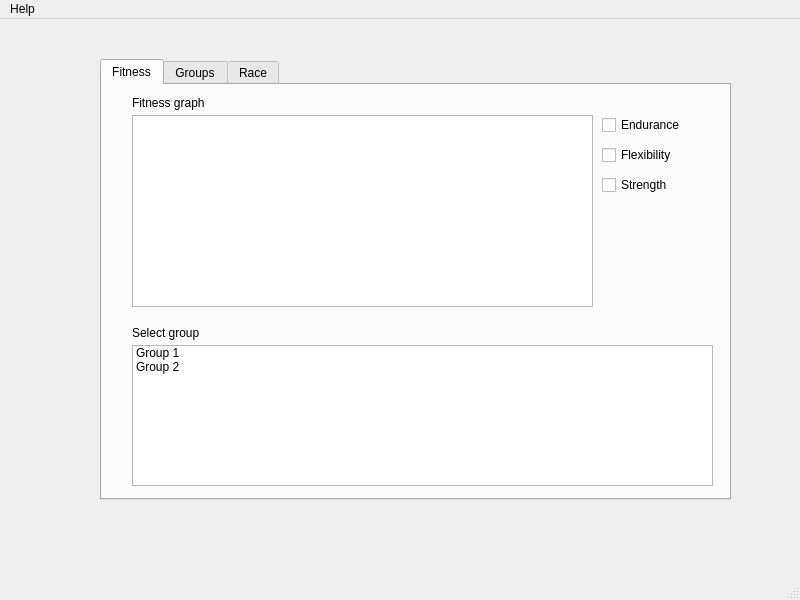
This is GUI/main.ui in jpvanhal/Social-Sports as Qt 5 draws it before an edit. The edited form follows.
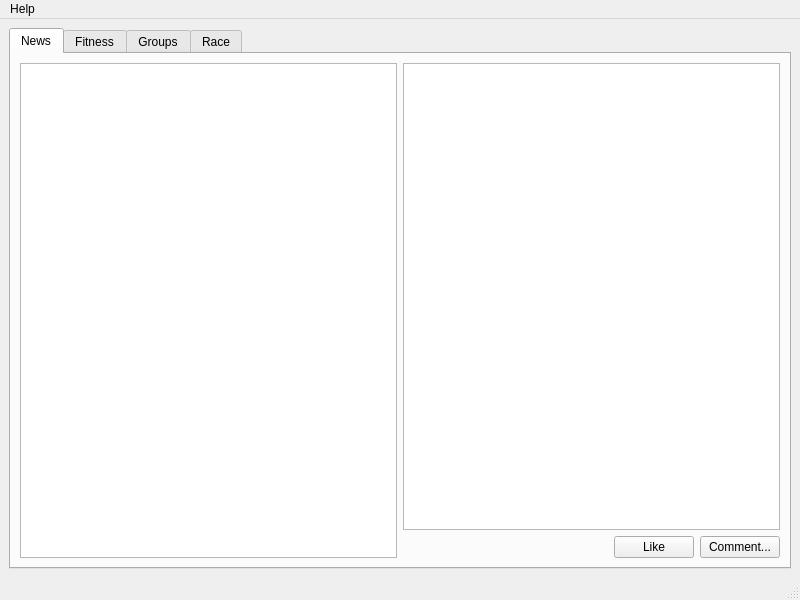
This is the edited form.

Commit message: Added beginnings of the news tab view.

Patch:
```diff
--- a/GUI/main.ui
+++ b/GUI/main.ui
@@ -14,18 +14,72 @@
    <string>Main</string>
   </property>
   <widget class="QWidget" name="centralwidget">
+   <layout class="QHBoxLayout" name="horizontalLayout">
+    <item>
    <widget class="QTabWidget" name="tabWidget">
-    <property name="geometry">
-     <rect>
-      <x>100</x>
-      <y>40</y>
-      <width>631</width>
-      <height>441</height>
-     </rect>
-    </property>
     <property name="currentIndex">
      <number>0</number>
     </property>
+      <widget class="QWidget" name="tab_10">
+       <attribute name="title">
+        <string>News</string>
+       </attribute>
+       <layout class="QHBoxLayout" name="horizontalLayout_9">
+        <item>
+         <widget class="QListView" name="listViewNews">
+          <property name="editTriggers">
+           <set>QAbstractItemView::NoEditTriggers</set>
+          </property>
+         </widget>
+        </item>
+        <item>
+         <layout class="QVBoxLayout" name="verticalLayout">
+          <item>
+           <widget class="QTextEdit" name="textEdit">
+            <property name="html">
+             <string>&lt;!DOCTYPE HTML PUBLIC &quot;-//W3C//DTD HTML 4.0//EN&quot; &quot;http://www.w3.org/TR/REC-html40/strict.dtd&quot;&gt;
+&lt;html&gt;&lt;head&gt;&lt;meta name=&quot;qrichtext&quot; content=&quot;1&quot; /&gt;&lt;style type=&quot;text/css&quot;&gt;
+p, li { white-space: pre-wrap; }
+&lt;/style&gt;&lt;/head&gt;&lt;body style=&quot; font-family:'Ubuntu'; font-size:11pt; font-weight:400; font-style:normal;&quot;&gt;
+&lt;p style=&quot;-qt-paragraph-type:empty; margin-top:0px; margin-bottom:0px; margin-left:0px; margin-right:0px; -qt-block-indent:0; text-indent:0px;&quot;&gt;&lt;/p&gt;&lt;/body&gt;&lt;/html&gt;</string>
+            </property>
+           </widget>
+          </item>
+          <item>
+           <layout class="QHBoxLayout" name="horizontalLayout_8">
+            <item>
+             <spacer name="horizontalSpacer">
+              <property name="orientation">
+               <enum>Qt::Horizontal</enum>
+              </property>
+              <property name="sizeHint" stdset="0">
+               <size>
+                <width>40</width>
+                <height>20</height>
+               </size>
+              </property>
+             </spacer>
+            </item>
+            <item>
+             <widget class="QPushButton" name="pushButton_16">
+              <property name="text">
+               <string>Like</string>
+              </property>
+             </widget>
+            </item>
+            <item>
+             <widget class="QPushButton" name="pushButton_17">
+              <property name="text">
+               <string>Comment...</string>
+              </property>
+             </widget>
+            </item>
+           </layout>
+          </item>
+         </layout>
+        </item>
+       </layout>
+      </widget>
     <widget class="QWidget" name="tab_3">
      <attribute name="title">
       <string>Fitness</string>
@@ -308,6 +362,8 @@
      </attribute>
     </widget>
    </widget>
+    </item>
+   </layout>
   </widget>
   <widget class="QMenuBar" name="menubar">
    <property name="geometry">
```
Left out of the diff: 2 changed lines with no effect on the pictures. Lines whose indentation alone changed are shown as unchanged. The commit also changes 8 other files.
